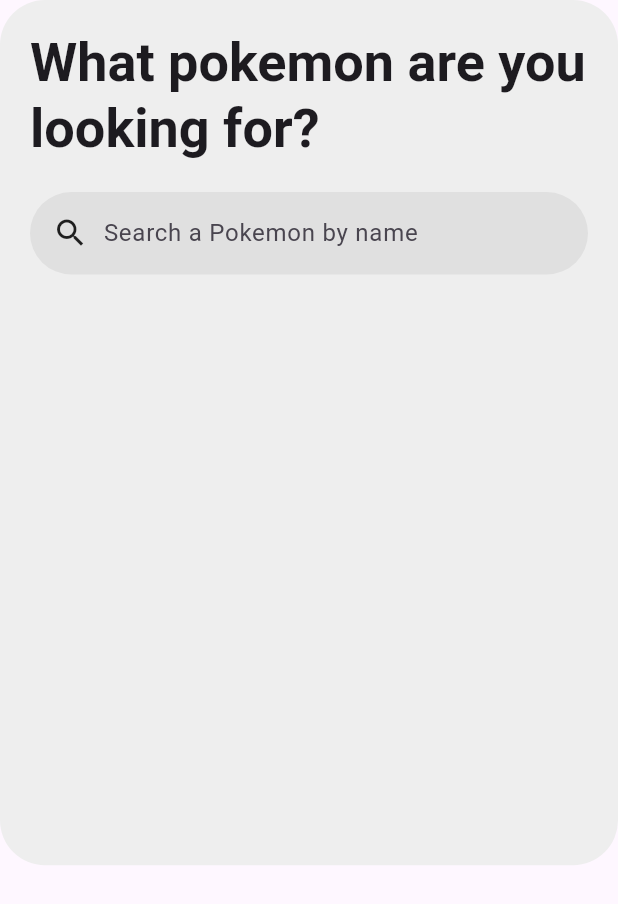
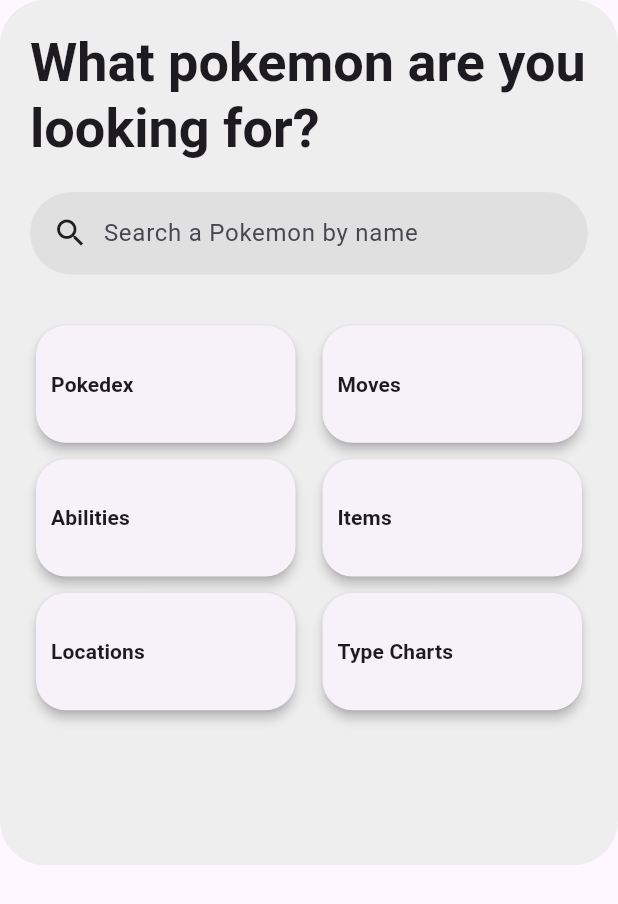
Before and after one commit to Gabriel2048/Pokedex, a Flutter app: the screen it shows after launch, on a phone screen of 412 x 824 dp. Shown: the top 904 px of the screen. Run offline on Flutter 3.47's test engine with Material 2 defaults, Android fonts, the phone set to English and light mode, and no system bars; our stand-ins replace google_fonts; Roboto replaces fonts that are missing (Ubuntu).

Commit message:
Added initial explore grid

```diff
--- /dev/null
+++ b/lib/screens/explore/category_card.dart
@@ -0,0 +1,29 @@
+import 'package:flutter/material.dart';
+import 'package:flutter/src/foundation/key.dart';
+import 'package:flutter/src/widgets/framework.dart';
+import 'package:google_fonts/google_fonts.dart';
+
+class CategoryCard extends StatelessWidget {
+  final String title;
+  const CategoryCard({required this.title, Key? key}) : super(key: key);
+
+  @override
+  Widget build(BuildContext context) {
+    return Card(
+      elevation: 3,
+      shape: RoundedRectangleBorder(
+        borderRadius: BorderRadius.circular(20),
+      ),
+      child: Align(
+        alignment: Alignment.centerLeft,
+        child: Padding(
+          padding: const EdgeInsets.only(left: 10),
+          child: Text(title,
+              style: GoogleFonts.ubuntu(
+                  textStyle: Theme.of(context).textTheme.titleSmall,
+                  fontWeight: FontWeight.bold)),
+        ),
+      ),
+    );
+  }
+}
--- /dev/null
+++ b/lib/screens/explore/explore_categories.dart
@@ -0,0 +1,26 @@
+import 'package:flutter/material.dart';
+import 'package:flutter/src/foundation/key.dart';
+import 'package:flutter/src/widgets/framework.dart';
+import 'package:pokedex/screens/explore/category_card.dart';
+
+class ExploreCategories extends StatelessWidget {
+  const ExploreCategories({Key? key}) : super(key: key);
+
+  @override
+  Widget build(BuildContext context) {
+    return GridView.count(
+      crossAxisCount: 2,
+      mainAxisSpacing: 3,
+      crossAxisSpacing: 10,
+      childAspectRatio: 21 / 10,
+      children: const [
+        CategoryCard(title: 'Pokedex'),
+        CategoryCard(title: 'Moves'),
+        CategoryCard(title: 'Abilities'),
+        CategoryCard(title: 'Items'),
+        CategoryCard(title: 'Locations'),
+        CategoryCard(title: 'Type Charts'),
+      ],
+    );
+  }
+}
--- a/lib/screens/explore/explore_screen.dart
+++ b/lib/screens/explore/explore_screen.dart
@@ -1,5 +1,6 @@
 import 'package:flutter/material.dart';
 import 'package:google_fonts/google_fonts.dart';
+import 'package:pokedex/screens/explore/explore_categories.dart';
 import 'package:pokedex/screens/explore/search_box.dart';
 
 class ExploreScreen extends StatelessWidget {
@@ -33,7 +34,11 @@ class ExploreScreen extends StatelessWidget {
                         fontWeight: FontWeight.bold),
                   ),
                   const SizedBox(height: 20),
-                  const SearchBox()
+                  const SearchBox(),
+                  const SizedBox(height: 30),
+                  const Expanded(
+                    child: ExploreCategories(),
+                  ),
                 ],
               ),
             ),
```
